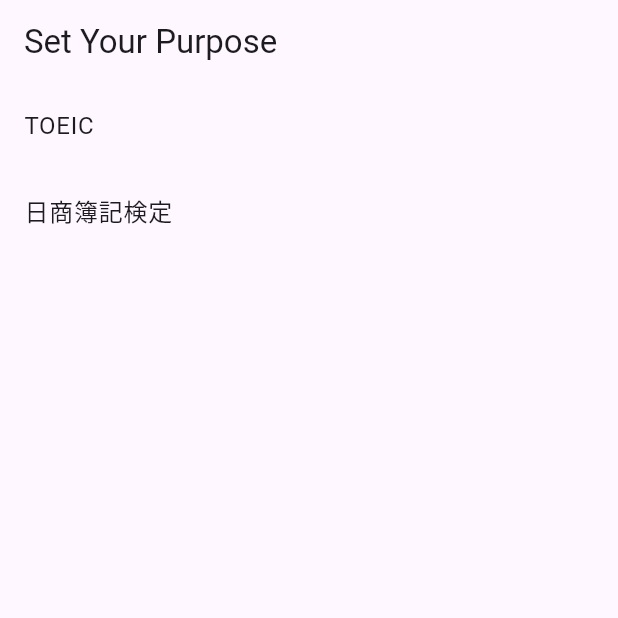
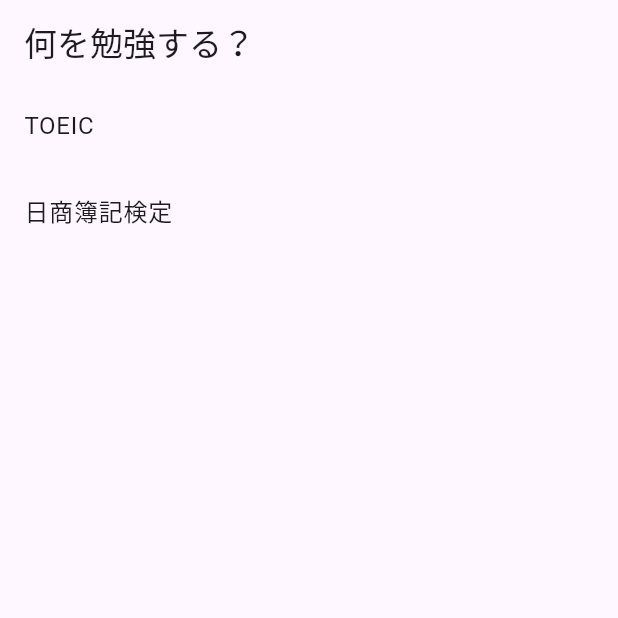
Before and after one commit to Haruki1090/benesse_hackathon_2024_08, a Flutter app: the PurposeSelectionPage screen opened directly, on a phone screen of 412 x 824 dp, the top half of it. Run offline on Flutter 3.47's test engine with Material 3 defaults, Android fonts, the phone set to English and light mode, and no system bars; our stand-ins replace cloud_firestore, firebase_auth, firebase_core, flutter_riverpod, freezed_annotation; accounts and stored records are empty.

Commit message:
メッセージ変更

```diff
--- a/lib/purpose_selection_page.dart
+++ b/lib/purpose_selection_page.dart
@@ -10,7 +10,7 @@ class PurposeSelectionPage extends ConsumerWidget {
   Widget build(BuildContext context, WidgetRef ref) {
     return Scaffold(
       appBar: AppBar(
-        title: const Text('Set Your Purpose'),
+        title: const Text('何を勉強する？'),
       ),
       body: ListView(
         children: [
@@ -30,7 +30,7 @@ class PurposeSelectionPage extends ConsumerWidget {
                   MaterialPageRoute(builder: (_) => const GoalSettingPage()));
             },
           ),
-          // 他の目的もリストアップ
+          // todo:他の目標を追加
         ],
       ),
     );
```
